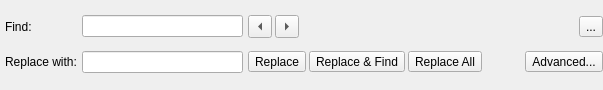
Before: the Qt Designer form src/plugins/find/findwidget.ui in qt-creator/qt-creator, drawn with Qt 5.
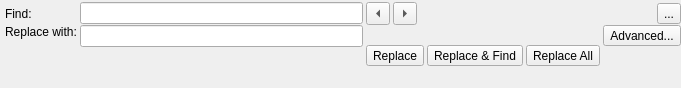
After: the same form once the commit is applied. Custom widgets are drawn as their Qt base class.

Commit message:
Find/replace tool bar wasn't usable in very small width editors.
E.g. in split editors with small main window. We now have line edits
with a minimum size and use a flow layout for the replace buttons (which
will reduce width when necessary by laying out vertically).

Flow layout is taken from the Qt examples.

Task-number: QTCREATORBUG-3279

Patch:
```diff
--- a/src/plugins/find/findwidget.ui
+++ b/src/plugins/find/findwidget.ui
@@ -6,14 +6,14 @@
    <rect>
     <x>0</x>
     <y>0</y>
-    <width>603</width>
-    <height>90</height>
+    <width>681</width>
+    <height>88</height>
    </rect>
   </property>
   <property name="windowTitle">
    <string>Find</string>
   </property>
-  <layout class="QGridLayout" name="gridLayout">
+  <layout class="QGridLayout" name="gridLayout_2">
    <property name="leftMargin">
     <number>5</number>
    </property>
@@ -27,7 +27,7 @@
     <number>2</number>
    </property>
    <property name="horizontalSpacing">
-    <number>5</number>
+    <number>3</number>
    </property>
    <property name="verticalSpacing">
     <number>0</number>
@@ -40,13 +40,24 @@
     </widget>
    </item>
    <item row="0" column="1">
-    <widget class="Utils::FilterLineEdit" name="findEdit"/>
+    <widget class="Utils::FilterLineEdit" name="findEdit">
+     <property name="minimumSize">
+      <size>
+       <width>100</width>
+       <height>0</height>
+      </size>
+     </property>
+    </widget>
    </item>
    <item row="0" column="2">
+    <widget class="QWidget" name="findButtonsWidget" native="true">
     <layout class="QHBoxLayout" name="horizontalLayout_2">
      <property name="spacing">
       <number>3</number>
      </property>
+      <property name="margin">
+       <number>0</number>
+      </property>
      <item>
       <widget class="QToolButton" name="findPreviousButton">
        <property name="focusPolicy">
@@ -91,22 +102,88 @@
       </widget>
      </item>
     </layout>
+    </widget>
    </item>
    <item row="1" column="0">
+    <layout class="QVBoxLayout" name="verticalLayout_2">
+     <property name="spacing">
+      <number>0</number>
+     </property>
+     <item>
     <widget class="QLabel" name="replaceLabel">
      <property name="text">
       <string>Replace with:</string>
      </property>
     </widget>
    </item>
+     <item>
+      <spacer name="verticalSpacer_2">
+       <property name="orientation">
+        <enum>Qt::Vertical</enum>
+       </property>
+       <property name="sizeHint" stdset="0">
+        <size>
+         <width>0</width>
+         <height>0</height>
+        </size>
+       </property>
+      </spacer>
+     </item>
+    </layout>
+   </item>
    <item row="1" column="1">
-    <widget class="Utils::FilterLineEdit" name="replaceEdit"/>
+    <layout class="QVBoxLayout" name="verticalLayout">
+     <property name="spacing">
+      <number>0</number>
+     </property>
+     <item>
+      <widget class="Utils::FilterLineEdit" name="replaceEdit">
+       <property name="minimumSize">
+        <size>
+         <width>100</width>
+         <height>0</height>
+        </size>
+       </property>
+      </widget>
+     </item>
+     <item>
+      <spacer name="verticalSpacer">
+       <property name="orientation">
+        <enum>Qt::Vertical</enum>
+       </property>
+       <property name="sizeHint" stdset="0">
+        <size>
+         <width>0</width>
+         <height>0</height>
+        </size>
+       </property>
+      </spacer>
+     </item>
+    </layout>
    </item>
    <item row="1" column="2">
-    <layout class="QHBoxLayout" name="horizontalLayout">
+    <layout class="QGridLayout" name="gridLayout">
+     <property name="horizontalSpacing">
+      <number>3</number>
+     </property>
+     <property name="verticalSpacing">
+      <number>0</number>
+     </property>
+     <item row="0" column="0">
+      <widget class="QWidget" name="replaceButtonsWidget" native="true">
+       <property name="sizePolicy">
+        <sizepolicy hsizetype="Expanding" vsizetype="Preferred">
+         <horstretch>0</horstretch>
+         <verstretch>0</verstretch>
+        </sizepolicy>
+       </property>
+       <layout class="QHBoxLayout" name="replaceButtonsLayout">
      <property name="spacing">
       <number>3</number>
      </property>
+        <property name="margin">
+         <number>0</number>
+        </property>
      <item>
       <widget class="QToolButton" name="replaceButton">
        <property name="focusPolicy">
@@ -155,19 +232,14 @@
        </property>
       </widget>
      </item>
-     <item>
-      <spacer name="replaceSpacer">
-       <property name="orientation">
-        <enum>Qt::Horizontal</enum>
-       </property>
-       <property name="sizeHint" stdset="0">
-        <size>
-         <width>40</width>
-         <height>0</height>
-        </size>
-       </property>
-      </spacer>
+       </layout>
+      </widget>
      </item>
+     <item row="0" column="1">
+      <layout class="QVBoxLayout" name="verticalLayout_3">
+       <property name="spacing">
+        <number>0</number>
+       </property>
      <item>
       <widget class="QToolButton" name="advancedButton">
        <property name="text">
@@ -178,14 +250,34 @@
        </property>
       </widget>
      </item>
+       <item>
+        <spacer name="verticalSpacer_3">
+         <property name="orientation">
+          <enum>Qt::Vertical</enum>
+         </property>
+         <property name="sizeHint" stdset="0">
+          <size>
+           <width>0</width>
+           <height>0</height>
+          </size>
+         </property>
+        </spacer>
+       </item>
+      </layout>
+     </item>
     </layout>
    </item>
   </layout>
  </widget>
  <customwidgets>
   <customwidget>
-   <class>Utils::FilterLineEdit</class>
+   <class>Utils::FancyLineEdit</class>
    <extends>QLineEdit</extends>
+   <header location="global">utils/fancylineedit.h</header>
+  </customwidget>
+  <customwidget>
+   <class>Utils::FilterLineEdit</class>
+   <extends>Utils::FancyLineEdit</extends>
    <header location="global">utils/filterlineedit.h</header>
   </customwidget>
  </customwidgets>
```
Lines whose indentation alone changed are shown as unchanged. The commit also changes 5 other files.
